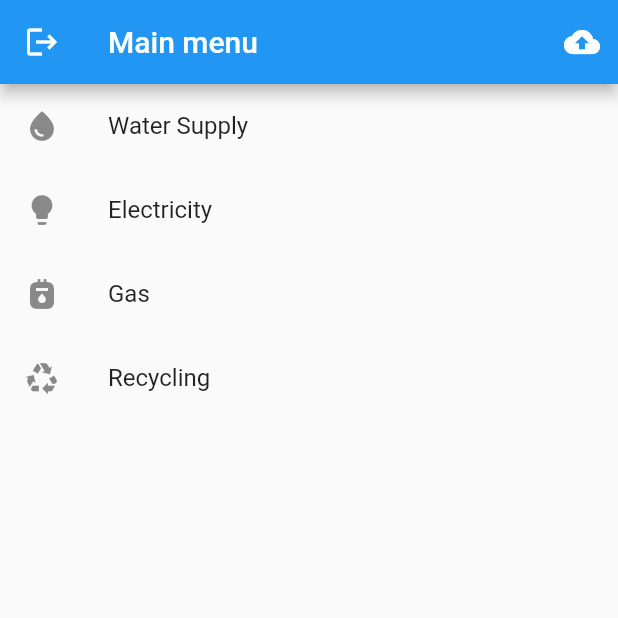
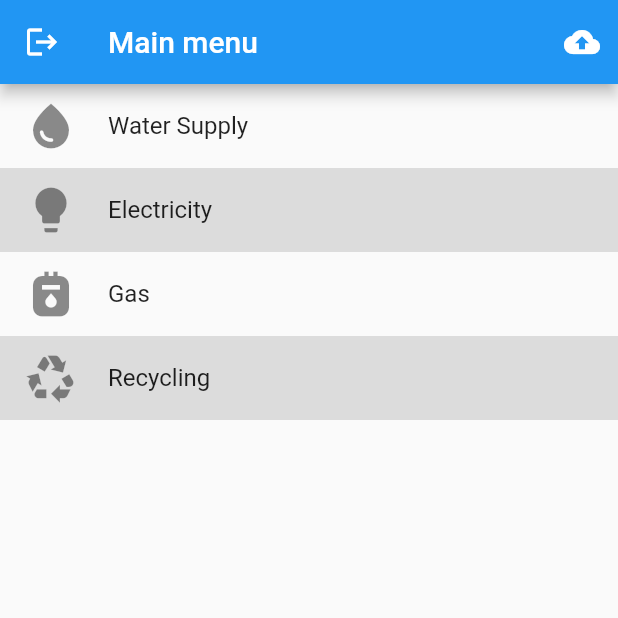
Before and after one commit to Not0range/CommPay, a Flutter app: the MainRoute screen opened directly with empty values, on a phone screen of 412 x 824 dp, the top half of it. Run offline on Flutter 3.47's test engine with Material 2 defaults, Android fonts, the phone set to English and light mode, and no system bars; our stand-ins replace image_picker, package_info, shared_preferences; missing offline and left inert: mobile_scanner; accounts and stored records are empty; generated files the repository leaves out were written again.

Commit message:
Add odd elements color

```diff
--- a/lib/menus/water_menu.dart
+++ b/lib/menus/water_menu.dart
@@ -93,6 +93,7 @@ class _WaterMenuState extends State<WaterMenu> {
                 text: AppLocalizations.of(context)!.myWaterMeters,
                 onTap: () => _goToMeters(context)),
             MenuItem(
+                backgroundColor: Theme.of(context).dividerColor,
                 icon: Icons.qr_code,
                 text: AppLocalizations.of(context)!.searchWaterQr,
                 onTap: () => _goToScanner(context)),
--- a/lib/routes/main_route.dart
+++ b/lib/routes/main_route.dart
@@ -2,6 +2,7 @@ import 'package:com_pay/menus/water_menu.dart';
 import 'package:com_pay/routes/login_route.dart';
 import 'package:com_pay/routes/sending_photos_route.dart';
 import 'package:com_pay/utils.dart';
+import 'package:com_pay/widgets/menu_item.dart';
 import 'package:flutter/material.dart';
 
 import 'package:flutter_gen/gen_l10n/app_localizations.dart';
@@ -53,25 +54,27 @@ class _MainRouteState extends State<MainRoute> {
         ],
       ),
       body: ListView(children: [
-        ListTile(
+        MenuItem(
           onTap: _goToWatterSupply,
-          leading: const Icon(Icons.water_drop),
-          title: Text(AppLocalizations.of(context)!.waterSupply),
+          icon: Icons.water_drop,
+          text: AppLocalizations.of(context)!.waterSupply,
         ),
-        ListTile(
+        MenuItem(
+          backgroundColor: Theme.of(context).dividerColor,
           onTap: () {},
-          leading: const Icon(Icons.lightbulb),
-          title: Text(AppLocalizations.of(context)!.electricity),
+          icon: Icons.lightbulb,
+          text: AppLocalizations.of(context)!.electricity,
         ),
-        ListTile(
+        MenuItem(
           onTap: () {},
-          leading: const Icon(Icons.gas_meter),
-          title: Text(AppLocalizations.of(context)!.gas),
+          icon: Icons.gas_meter,
+          text: AppLocalizations.of(context)!.gas,
         ),
-        ListTile(
+        MenuItem(
+          backgroundColor: Theme.of(context).dividerColor,
           onTap: () {},
-          leading: const Icon(Icons.recycling),
-          title: Text(AppLocalizations.of(context)!.recycling),
+          icon: Icons.recycling,
+          text: AppLocalizations.of(context)!.recycling,
         ),
       ]),
     );
--- a/lib/routes/water_routes/my_water_meters_route.dart
+++ b/lib/routes/water_routes/my_water_meters_route.dart
@@ -192,6 +192,9 @@ class _MyWaterMetersRouteState extends State<MyWaterMetersRoute> {
                         ? ListView.builder(
                             itemCount: list.length,
                             itemBuilder: (ctx, i) => WaterMeterItem(
+                                  backgroundColor: i % 2 == 0
+                                      ? Theme.of(context).canvasColor
+                                      : Theme.of(context).dividerColor,
                                   title: list[i].title,
                                   favorite: list[i].isFavorite,
                                   prev: list[i].prevMeasurment,
--- a/lib/routes/water_routes/search_water_meter_route.dart
+++ b/lib/routes/water_routes/search_water_meter_route.dart
@@ -110,6 +110,9 @@ class _SearchWaterMeterRouteState extends State<SearchWaterMeterRoute> {
                       : ListView.builder(
                           itemCount: meters.length,
                           itemBuilder: (ctx, i) => WaterMeterItem(
+                                backgroundColor: i % 2 == 0
+                                    ? Theme.of(context).canvasColor
+                                    : Theme.of(context).dividerColor,
                                 title: meters[i].title,
                                 favorite: meters[i].isFavorite,
                                 prev: meters[i].prevMeasurment,
--- a/lib/widgets/menu_item.dart
+++ b/lib/widgets/menu_item.dart
@@ -4,11 +4,19 @@ class MenuItem extends StatelessWidget {
   final IconData icon;
   final String text;
   final VoidCallback? onTap;
-  const MenuItem({super.key, required this.icon, this.text = '', this.onTap});
+  final Color? backgroundColor;
+
+  const MenuItem(
+      {super.key,
+      required this.icon,
+      this.text = '',
+      this.onTap,
+      this.backgroundColor});
 
   @override
   Widget build(BuildContext context) {
     return ListTile(
+        tileColor: backgroundColor,
         onTap: onTap,
         leading: Icon(icon, size: IconTheme.of(context).size! * 1.5),
         title: Text(
```
Also changed, not shown: lib/widgets/water_meter_item.dart (+16 -13 lines).
